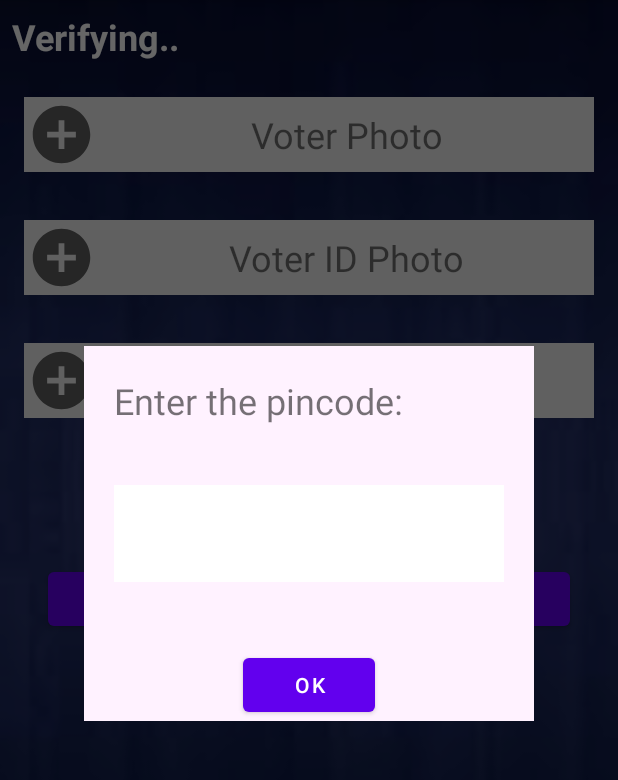
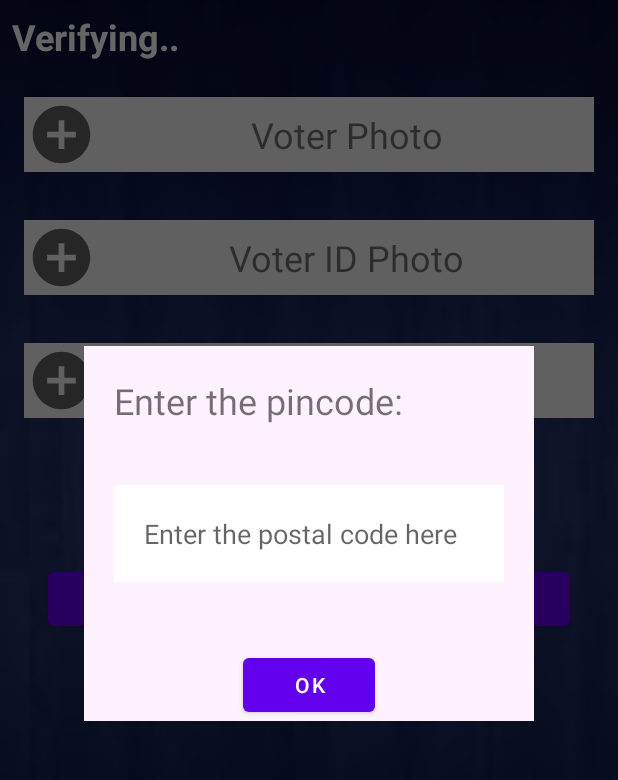
Before and after one commit to SreeHaran/Lost-Votes, an Android app: the VerifyActivity screen opened directly, with no data from a screen before it, after a tap on "Preferred Location", on a phone screen of 412 x 824 dp, the part 84-864 px from its top. Run offline under Robolectric (Android 15) with nearby library versions, the phone set to English and light mode, and no system bars; our stand-ins replace Volley.

Commit message:
Minor Changes in the UI

```diff
--- a/MyVoteMobileapp/app/src/main/res/layout/activity_main.xml
+++ b/MyVoteMobileapp/app/src/main/res/layout/activity_main.xml
@@ -37,7 +37,7 @@
                 <TextView
                     android:id="@+id/voter_name"
                     style="@style/MainActivityText"
-                    tools:text="proxy name" />
+                    android:text="proxy details" />
             </LinearLayout>
 
             <LinearLayout
--- a/MyVoteMobileapp/app/src/main/res/layout/location_popup.xml
+++ b/MyVoteMobileapp/app/src/main/res/layout/location_popup.xml
@@ -20,7 +20,7 @@
         android:inputType="number"
         android:padding="20dp"
         android:layout_margin="20dp"
-        android:autofillHints="Enter the postal code here"
+        android:hint="Enter the postal code here"
         android:layout_centerInParent="true"/>
     <ProgressBar
         android:id="@+id/progress_bar"
```
